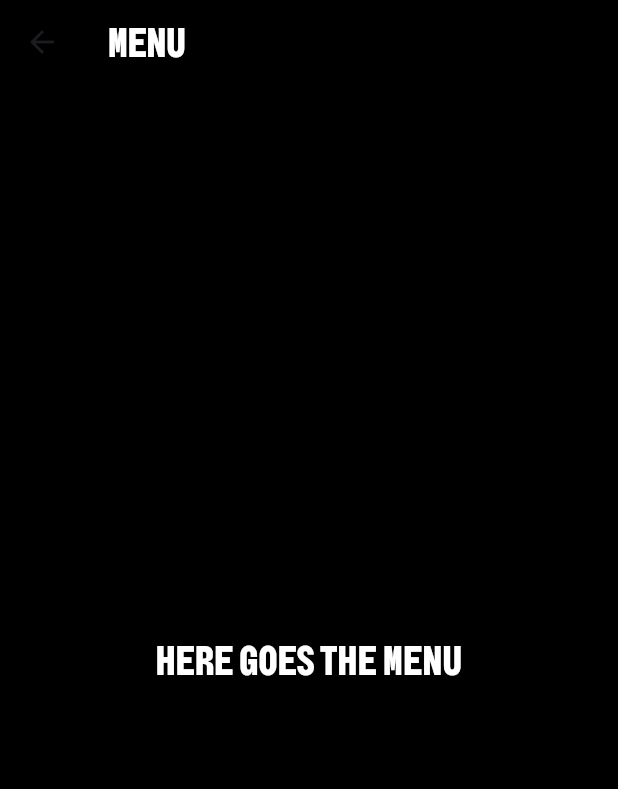
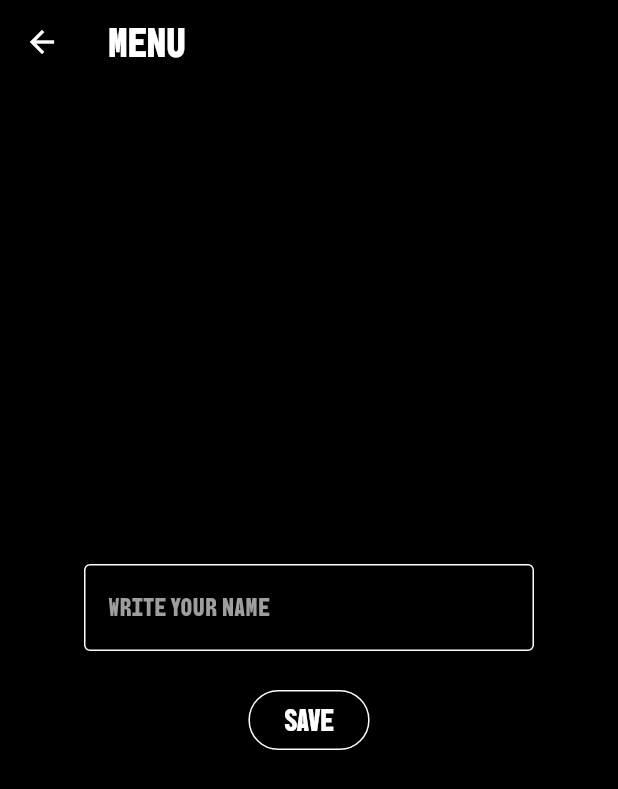
Before and after one commit to LuisValenzuelaa/Primer_flutter, a Flutter app: the screen it shows after launch, after a tap on the "menu" icon, on a phone screen of 412 x 824 dp. Shown: the top 789 px of the screen. Run offline on Flutter 3.47's test engine with Material 3 defaults, Android fonts, the phone set to English and light mode, and no system bars; our stand-ins replace shared_preferences.

```diff
--- a/lib/main.dart
+++ b/lib/main.dart
@@ -24,6 +24,7 @@ class HomeScreen extends StatefulWidget{
 
 class _HomeScreenState extends State<HomeScreen>{
   String mensajeDia = 'Stay Hard';
+  String nombre = '';
   bool estaCargando = true;
   final List<String> variaciones = ['Even today', 'You will', 'You can', 'Always', 'Friend, ', 'Time to', ''];
   @override
@@ -44,11 +45,18 @@ class _HomeScreenState extends State<HomeScreen>{
     }else{
       prefijo = prefs.getString('prefijo_del_dia') ?? '';
     }
-    setState((){
+    setState(() {
       mensajeDia = '$prefijo Stay Hard';
       estaCargando = true;
+      nombre = prefs.getString('nombre_del_usuario') ?? '';
     });
   }
+  Future<void> _cargarNombre() async {
+      final prefs = await SharedPreferences.getInstance();
+      setState((){
+        nombre = prefs.getString('nombre_del_usuario') ?? '';
+      });
+    }
   @override
   Widget build(BuildContext context){
     return Scaffold(
@@ -62,28 +70,24 @@ class _HomeScreenState extends State<HomeScreen>{
             color: Colors.white,
             size: 32,
           ),
-          onPressed: (){
-            Navigator.push(
+          onPressed: () async{
+            final result = await Navigator.push(
               context,
               MaterialPageRoute(
                 builder: (context) => MenuScreen()
               ),
             );
+            if (result == true){
+              _cargarNombre();
+            }
           },
         ),
       ),
       body: Center(
-        child: estaCargando ? Text(
-          'Stay Hard',
-          style: TextStyle(
-            fontFamily: 'BBHBOGLE',
-            color: Colors.white,
-            fontSize: 28,
-            fontWeight: FontWeight.normal,
-            letterSpacing: 1.5,
-          ),
-          textAlign: TextAlign.center,
-        ) : Text(
+        child: Column(
+          mainAxisAlignment: MainAxisAlignment.center,
+          children: [
+          Text(
           mensajeDia,
           style: TextStyle(
             fontFamily: 'BBHBOGLE',
@@ -94,12 +98,37 @@ class _HomeScreenState extends State<HomeScreen>{
           ),
           textAlign: TextAlign.center,
         ),
+        Text(
+          nombre,
+          style: TextStyle(
+            fontFamily: 'BBHBOGLE',
+            fontSize: 28,
+            color: Colors.amber,
+            fontWeight: FontWeight.normal,
+            letterSpacing: 1.5,
+          ),
+        ),
+        ],)
       ),
     );
   }
 }
-class MenuScreen extends StatelessWidget{
+class MenuScreen extends StatefulWidget{
   const MenuScreen({super.key});
+  @override
+  State<MenuScreen> createState() => _MenuScreenState();
+}
+class _MenuScreenState extends State<MenuScreen>{
+  final TextEditingController controlador = TextEditingController();
+  late SharedPreferences prefs;
+  @override
+  void initState(){
+    super.initState();
+    _initPrefs();
+  }
+  Future<void> _initPrefs() async {
+    prefs = await SharedPreferences.getInstance();
+  }
   @override
   Widget build(BuildContext context){
     return Scaffold(
@@ -107,26 +136,74 @@ class MenuScreen extends StatelessWidget{
       appBar: AppBar(
         backgroundColor: Colors.black,
         elevation: 0,
+        iconTheme: IconThemeData(color: Colors.white),
         title: Text(
           'Menu',
           style: TextStyle(
             fontFamily: 'BBHBOGLE',
+            fontSize: 28,
             color: Colors.white,
-            fontSize: 28,
           ),
         ),
       ),
       body: Center(
-        child: Text(
-          'Here goes the menu',
-          style: TextStyle(
-            fontFamily: 'BBHBOGLE',
-            color: Colors.white,
-            fontSize: 28,
-          ),
-          textAlign: TextAlign.center,
+        child: Column(
+          mainAxisAlignment: MainAxisAlignment.center,
+          children: [
+            Container(
+              width: 300,
+              height: 60,
+                child: TextField(
+                style: TextStyle(
+                  fontFamily: 'BBHBOGLE',
+                  fontSize: 17,
+                  color: Colors.white,
+                ),
+                controller: controlador,
+                decoration: const InputDecoration(
+                  labelText: 'Write your name',
+                  border: OutlineInputBorder(
+                    borderSide: BorderSide(color: Colors.white),
+                  ),
+                  enabledBorder: OutlineInputBorder(
+                    borderSide: BorderSide(color: Colors.white),
+                  ),
+                  focusedBorder: OutlineInputBorder(
+                    borderSide: BorderSide(color: Colors.white)
+                  ),
+                  labelStyle: TextStyle(
+                    fontFamily: 'BBHBOGLE',
+                    fontSize: 17,
+                    color: Colors.grey,
+                  )
+                ),
+              ),
+            ),
+            const SizedBox(height: 20),
+            ElevatedButton(
+              style: ElevatedButton.styleFrom(
+                backgroundColor: Colors.black,
+                foregroundColor: Colors.white,
+                side: BorderSide(color: Colors.white,),
+                textStyle: TextStyle(
+                  fontFamily: 'BBHBOGLE',
+                  fontSize: 20,
+                ),
+              ),
+              onPressed: () async{
+                await prefs.setString('nombre_del_usuario', controlador.text);
+                Navigator.pop(context, true);
+              },
+              child: const Text('Save'),
+            )
+          ],
         ),
       ),
     );
   }
+  @override
+  void dispose(){
+    controlador.dispose();
+    super.dispose();
+  }
 }
```
